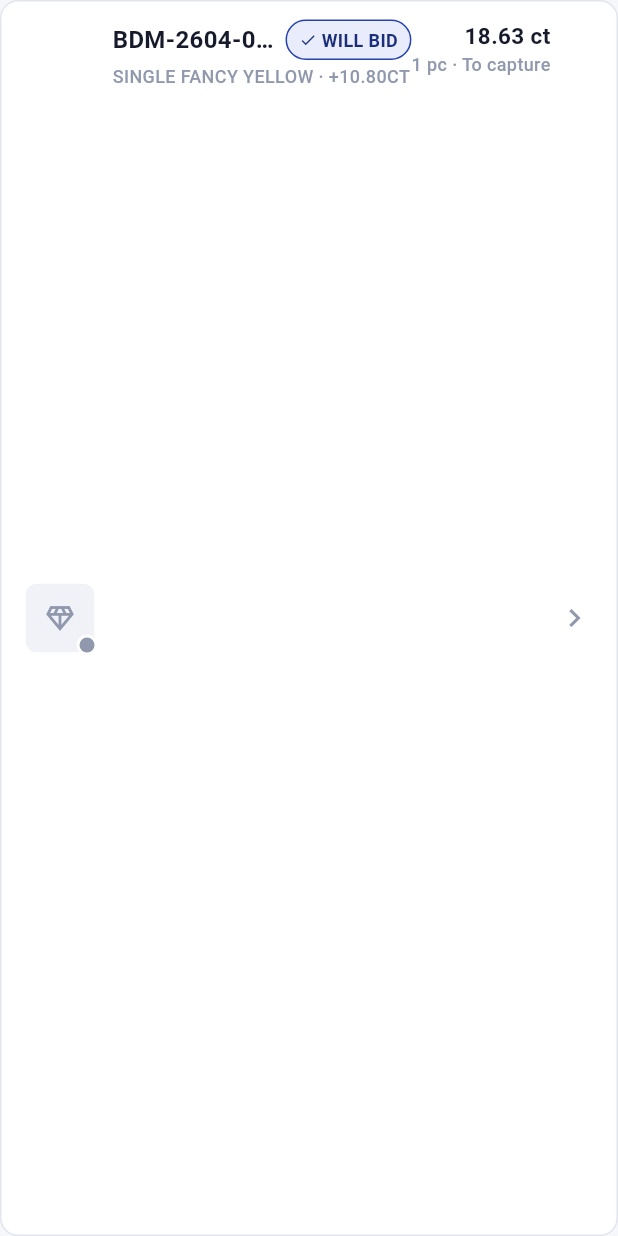
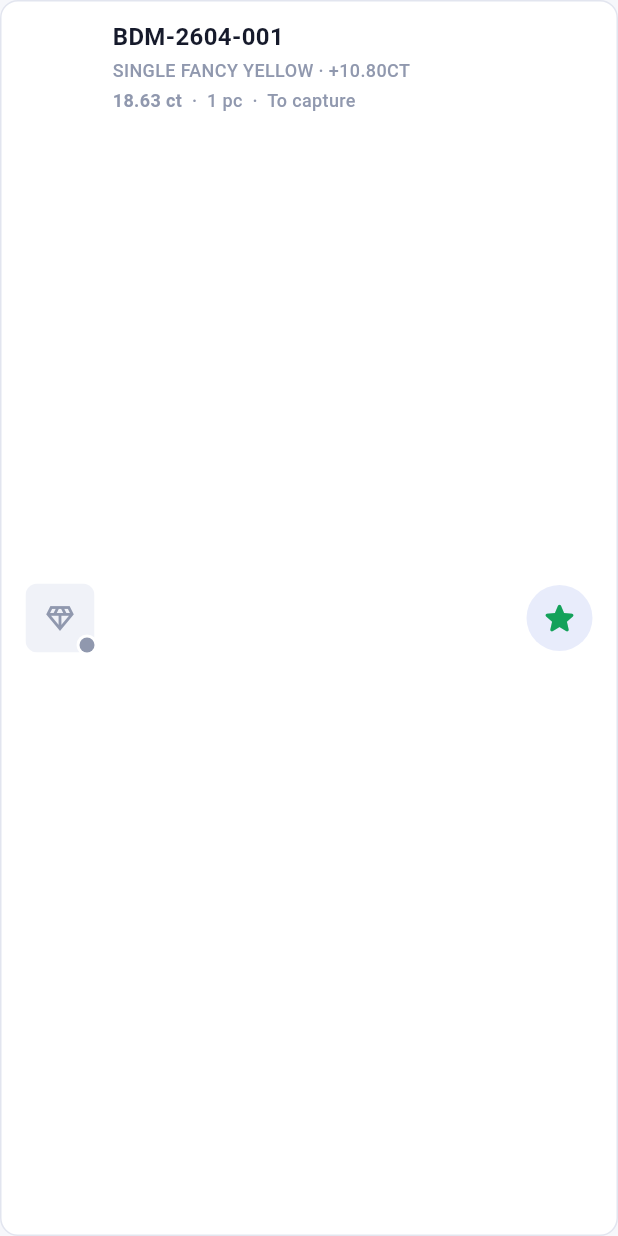
Before and after one commit to yuvarajk89/tender-mobile-app, a Flutter app: the _LotTile widget shown alone on an empty page, opened directly with sample values from the repository, on a phone screen of 412 x 824 dp. Run offline on Flutter 3.47's test engine with Material 3 defaults, Android fonts, the phone set to English and light mode, and no system bars; our stand-ins replace equatable, flutter_riverpod, go_router, google_fonts, image_picker, shared_preferences; accounts and stored records are empty.

Commit message:
Lots: Will-Bid as far-right star (frees lot name) + long-press menu + UNDO snackbar
Co-Authored-By: Claude Opus 4.8 (1M context) <noreply@anthropic.com>

```diff
--- a/lib/features/lot/presentation/lot_list_page.dart
+++ b/lib/features/lot/presentation/lot_list_page.dart
@@ -30,6 +30,30 @@ class _LotListBodyState extends ConsumerState<LotListBody> {
   void dispose() {
     _search.dispose();
     super.dispose();
+  }
+
+  /// Toggle a lot's Will-Bid + show a confirmation with UNDO.
+  void _toggleWillBid(Lot lot) {
+    MockData.toggleWillBid(lot);
+    LocalStore.I.persistWillBid();
+    setState(() {});
+    final on = MockData.willBid(lot);
+    ScaffoldMessenger.of(context)
+      ..hideCurrentSnackBar()
+      ..showSnackBar(SnackBar(
+        content: Text(on
+            ? '${lot.lotRef} marked Will Bid'
+            : '${lot.lotRef} removed from Will Bid'),
+        duration: const Duration(seconds: 3),
+        action: SnackBarAction(
+          label: 'UNDO',
+          onPressed: () {
+            MockData.toggleWillBid(lot);
+            LocalStore.I.persistWillBid();
+            setState(() {});
+          },
+        ),
+      ));
   }
 
   @override
@@ -102,11 +126,7 @@ class _LotListBodyState extends ConsumerState<LotListBody> {
                       const SizedBox(height: AppSpacing.sm),
                   itemBuilder: (_, i) => _LotTile(
                     lot: filtered[i],
-                    onToggleWillBid: () {
-                      MockData.toggleWillBid(filtered[i]);
-                      LocalStore.I.persistWillBid();
-                      setState(() {});
-                    },
+                    onToggleWillBid: () => _toggleWillBid(filtered[i]),
                   ),
                 );
               },
@@ -138,6 +158,7 @@ class _LotTile extends StatelessWidget {
     return InkWell(
       borderRadius: BorderRadius.circular(AppSpacing.radiusMd),
       onTap: () => context.go('/tender/${lot.tenderId}/lot/${lot.id}'),
+      onLongPress: () => _showMenu(context),
       child: SectionCard(
         padding: const EdgeInsets.symmetric(
             horizontal: AppSpacing.lg, vertical: AppSpacing.md),
@@ -145,68 +166,100 @@ class _LotTile extends StatelessWidget {
           children: [
             _thumb(context, statusColor),
             const SizedBox(width: AppSpacing.md),
+            // lot ref + name get the FULL width now (no inline chip).
             Expanded(
               child: Column(
                 crossAxisAlignment: CrossAxisAlignment.start,
                 children: [
-                  Row(children: [
-                    Expanded(
-                      child: Text(lot.lotRef,
-                          style: AppTypography.title,
-                          overflow: TextOverflow.ellipsis),
-                    ),
-                    const SizedBox(width: AppSpacing.sm),
-                    _willBidChip(context),
-                  ]),
+                  Text(lot.lotRef,
+                      style: AppTypography.title,
+                      overflow: TextOverflow.ellipsis),
                   const SizedBox(height: 2),
                   Text('${lot.lotName} · ${lot.sizeRange}',
                       style: AppTypography.caption,
                       overflow: TextOverflow.ellipsis),
+                  const SizedBox(height: 3),
+                  Row(children: [
+                    Text(Fmt.carats(lot.workingCarats),
+                        style: AppTypography.caption
+                            .copyWith(fontWeight: FontWeight.w700)),
+                    Text('  ·  ${lot.publishedPieces} pc  ·  $statusLabel',
+                        style: AppTypography.caption),
+                  ]),
                 ],
               ),
             ),
-            Column(
-              crossAxisAlignment: CrossAxisAlignment.end,
-              children: [
-                Text(Fmt.carats(lot.workingCarats), style: AppTypography.numeric),
-                Text('${lot.publishedPieces} pc · $statusLabel',
-                    style: AppTypography.caption),
-              ],
-            ),
-            const SizedBox(width: 4),
-            Icon(Icons.chevron_right, color: context.scheme.outline),
+            const SizedBox(width: AppSpacing.sm),
+            _willBidStar(context),
           ],
         ),
       ),
     );
   }
 
-  /// Tappable Will-Bid toggle: grey ☐ when off, gold ✓ WILL BID when on.
-  Widget _willBidChip(BuildContext context) {
+  /// Long-press menu: quick actions without opening the lot.
+  void _showMenu(BuildContext context) {
+    final on = MockData.willBid(lot);
+    showModalBottomSheet(
+      context: context,
+      backgroundColor: context.scheme.surface,
+      shape: const RoundedRectangleBorder(
+          borderRadius: BorderRadius.vertical(top: Radius.circular(AppSpacing.radiusLg))),
+      builder: (ctx) => SafeArea(
+        child: Column(mainAxisSize: MainAxisSize.min, children: [
+          Padding(
+            padding: AppSpacing.page,
+            child: Row(children: [
+              Expanded(
+                child: Text('${lot.lotRef} · ${lot.lotName}',
+                    style: AppTypography.title, overflow: TextOverflow.ellipsis),
+              ),
+            ]),
+          ),
+          const Divider(height: 1),
+          ListTile(
+            leading: Icon(on ? Icons.star_rounded : Icons.star_outline_rounded,
+                color: on ? AppColors.accent : context.scheme.outline),
+            title: Text(on ? 'Remove from Will Bid' : 'Mark as Will Bid'),
+            onTap: () {
+              onToggleWillBid();
+              Navigator.pop(ctx);
+            },
+          ),
+          ListTile(
+            leading: Icon(Icons.camera_alt_outlined, color: context.scheme.primary),
+            title: const Text('Open & capture'),
+            onTap: () {
+              Navigator.pop(ctx);
+              context.go('/tender/${lot.tenderId}/lot/${lot.id}');
+            },
+          ),
+          const SizedBox(height: AppSpacing.sm),
+        ]),
+      ),
+    );
+  }
+
+  /// Will-Bid shortlist toggle — a star on the far right. Gold filled = will bid,
+  /// grey outline = not. Doesn't steal width from the lot name.
+  Widget _willBidStar(BuildContext context) {
     final on = MockData.willBid(lot);
     return GestureDetector(
       onTap: onToggleWillBid,
       behavior: HitTestBehavior.opaque,
       child: Container(
-        padding: const EdgeInsets.symmetric(horizontal: 8, vertical: 4),
+        width: 44,
+        height: 44,
+        alignment: Alignment.center,
         decoration: BoxDecoration(
-          color: on ? context.scheme.primaryContainer : context.surfaceAlt,
-          borderRadius: BorderRadius.circular(AppSpacing.radiusPill),
-          border: Border.all(
-              color: on ? context.scheme.primary : context.scheme.outlineVariant),
+          color: on ? context.scheme.primaryContainer : Colors.transparent,
+          shape: BoxShape.circle,
         ),
-        child: Row(mainAxisSize: MainAxisSize.min, children: [
-          Icon(on ? Icons.check : Icons.check_box_outline_blank,
-              size: 12,
-              color: on ? context.scheme.onPrimaryContainer : context.scheme.outline),
-          const SizedBox(width: 3),
-          Text('WILL BID',
-              style: AppTypography.caption.copyWith(
-                  fontWeight: FontWeight.w700,
-                  color: on
-                      ? context.scheme.onPrimaryContainer
-                      : context.scheme.outline)),
-        ]),
+        child: Icon(
+          on ? Icons.star_rounded : Icons.star_outline_rounded,
+          size: 26,
+          color: on ? AppColors.accent : context.scheme.outline,
+        ),
       ),
     );
   }
--- a/pubspec.yaml
+++ b/pubspec.yaml
@@ -1,7 +1,7 @@
 name: donda_diamond
 description: "Donda Diamond ERP — rough-diamond tender evaluation (mobile/tablet/web)"
 publish_to: 'none'
-version: 0.2.1+9   # tappable Will-Bid check on lots
+version: 0.2.2+10   # Will-Bid as star + long-press menu + undo
 
 environment:
   sdk: '>=3.4.0 <4.0.0'
```
